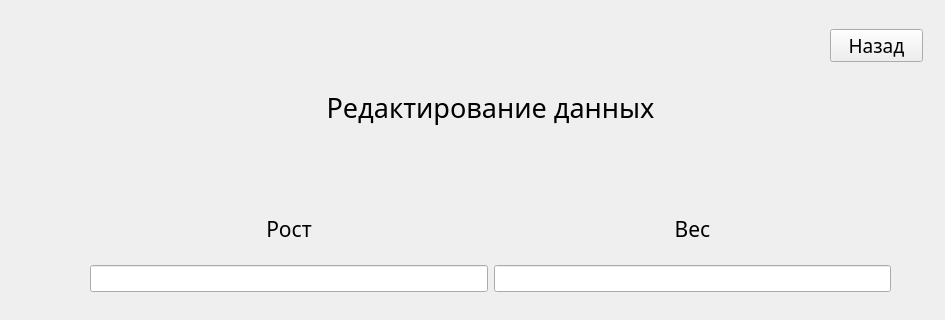
Before: the Qt Designer form RegLog.ui in TheLastie/FitnessTracker, drawn with Qt 5; both pictures show x 0 to 945 and y 0 to 320 of the 945 by 648 pixel window.
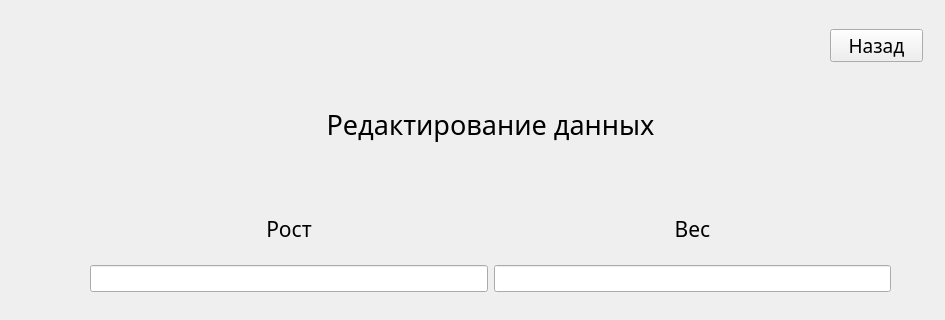
After: the same form once the commit is applied.

Patch:
```diff
--- a/RegLog.ui
+++ b/RegLog.ui
@@ -785,7 +785,7 @@
        <x>70</x>
        <y>70</y>
        <width>801</width>
-       <height>61</height>
+       <height>71</height>
       </rect>
      </property>
      <property name="font">
@@ -798,7 +798,7 @@
       <string>Редактирование данных</string>
      </property>
      <property name="alignment">
-      <set>Qt::AlignHCenter|Qt::AlignTop</set>
+      <set>Qt::AlignCenter</set>
      </property>
     </widget>
     <widget class="QPushButton" name="BackButtonChange">
```
